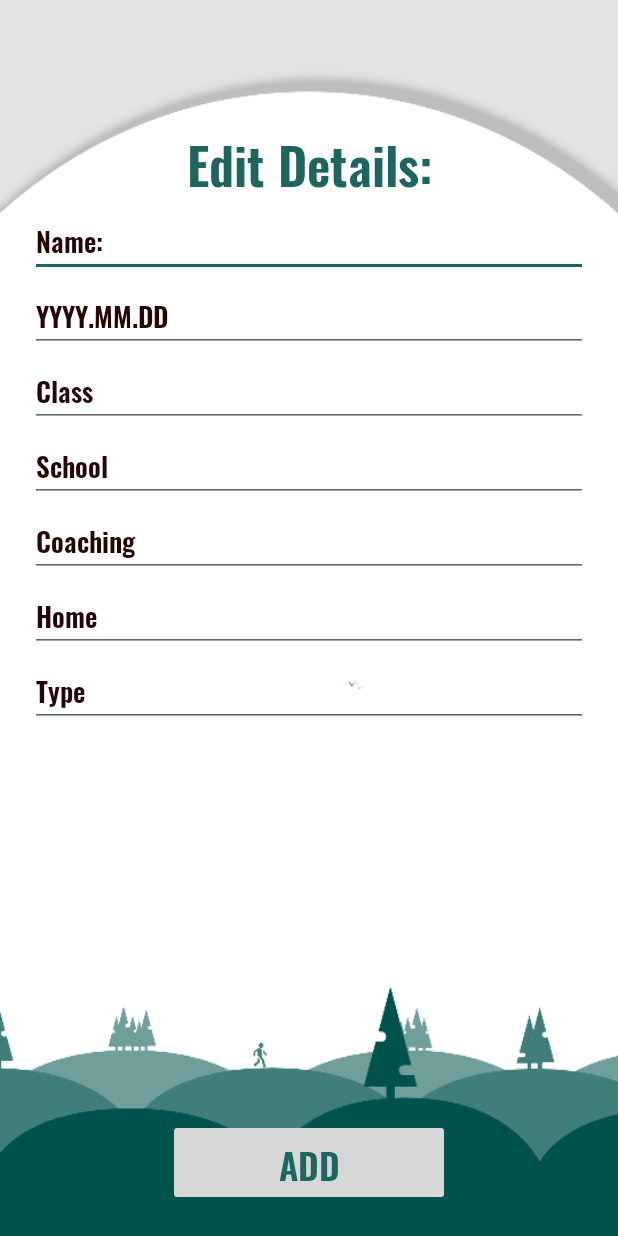
After one commit to hk1997/zoudiy_android_app, an Android app: the EditDetails screen opened directly, with no data from a screen before it, on a phone screen of 412 x 824 dp. The commit adds this screen. Run offline under Robolectric (Android 15) with nearby library versions, the phone set to English and light mode, and no system bars.

Commit message:
manage details UI made code half done

```diff
--- a/app/build.gradle
+++ b/app/build.gradle
@@ -39,7 +39,7 @@ dependencies {
     implementation 'androidx.multidex:multidex:2.0.1'
     implementation 'com.squareup.retrofit2:retrofit:2.7.1'
     implementation 'com.squareup.retrofit2:converter-gson:2.7.1'
-    implementation 'androidx.navigation:navigation-fragment:2.2.1'
-    implementation 'androidx.navigation:navigation-ui:2.2.1'
+    implementation 'androidx.navigation:navigation-fragment:2.2.2'
+    implementation 'androidx.navigation:navigation-ui:2.2.2'
     implementation 'androidx.lifecycle:lifecycle-extensions:2.2.0'
 }
--- a/app/src/main/AndroidManifest.xml
+++ b/app/src/main/AndroidManifest.xml
@@ -29,6 +29,7 @@
             android:label="@string/title_activity_add_new_addr" />
         <activity android:name=".activities.AddNewKid" />
         <activity android:name=".activities.verifyOTP" />
+        <activity android:name=".activities.EditDetails" />
         <activity android:name=".activities.SignupAddr" />
         <activity android:name=".activities.SignupKids" />
         <activity
--- /dev/null
+++ b/app/src/main/java/com/example/zoudiy/activities/EditDetails.java
@@ -0,0 +1,101 @@
+package com.example.zoudiy.activities;
+
+import android.os.Bundle;
+import android.util.Log;
+import android.widget.Button;
+import android.widget.Toast;
+
+import androidx.appcompat.app.AlertDialog;
+import androidx.appcompat.app.AppCompatActivity;
+
+import com.example.zoudiy.R;
+import com.example.zoudiy.models.Kid;
+import com.example.zoudiy.models.ProfUpdateResponse;
+import com.example.zoudiy.utils.Preference;
+import com.example.zoudiy.utils.RetrofitClient;
+
+import java.util.ArrayList;
+import java.util.List;
+
+import retrofit2.Call;
+import retrofit2.Callback;
+import retrofit2.Response;
+
+public class EditDetails extends AppCompatActivity {
+
+    String type, _id, token;
+    List<Kid> kidList = new ArrayList<>();
+    Kid selkid = null;
+
+    @Override
+    protected void onCreate(Bundle savedInstanceState) {
+        super.onCreate(savedInstanceState);
+        setContentView(R.layout.activity_edit_details);
+
+        Button B1 = findViewById(R.id.buttonRegister);
+
+        type = getIntent().getStringExtra("type");
+        _id = getIntent().getStringExtra("id");
+
+        token = Preference.getAccessToken(this);
+
+        B1.setOnClickListener(v -> alertDialog());
+
+    }
+
+    private void alertDialog() {
+        AlertDialog.Builder dialog = new AlertDialog.Builder(this);
+        dialog.setMessage("Are you sure you want to save changes?");
+        dialog.setTitle("Confirm");
+        dialog.setPositiveButton("Yes",
+                (dialog12, which) -> {
+
+                    switch (type) {
+                        case "kid":
+                            updateKid();
+                            break;
+                        case "address":
+                            updateAddress();
+                            break;
+                        default:
+                            Toast.makeText(getApplicationContext(), "Try Again", Toast.LENGTH_LONG).show();
+                    }
+
+                });
+        dialog.setNegativeButton("Cancel", (dialog1, which) -> Toast.makeText(getApplicationContext(), "Operation Cancelled", Toast.LENGTH_LONG).show());
+        AlertDialog alertDialog = dialog.create();
+        alertDialog.show();
+    }
+
+    private void updateAddress() {
+
+
+        //update address
+    }
+
+    private void updateKid() {
+        Call<ProfUpdateResponse> call = RetrofitClient
+                .getInstance()
+                .getApi()
+                .Getkids(token);
+        call.enqueue(new Callback<ProfUpdateResponse>() {
+            @Override
+            public void onResponse(Call<ProfUpdateResponse> call, Response<ProfUpdateResponse> response) {
+                for (Kid kid : kidList = response.body().getData().getKidList())
+                    if (kid.get_id().equals("_id")) selkid = kid;
+            }
+
+            @Override
+            public void onFailure(Call<ProfUpdateResponse> call, Throwable t) {
+                Log.d("Failure", t.toString());
+            }
+        });
+
+
+        // add details to edit text
+        //get detials and update
+        //update kid
+    }
+
+
+}
--- a/app/src/main/java/com/example/zoudiy/interfaces/AddrAdapter.java
+++ b/app/src/main/java/com/example/zoudiy/interfaces/AddrAdapter.java
@@ -43,11 +43,11 @@ public class AddrAdapter extends RecyclerView.Adapter<AddrAdapter.AddrViewHolder
         String token = Preference.getAccessToken(mCtx);
 
         holder.manage.setOnClickListener(v -> {
-            AddressUser.updateAddress(addressUser.get_id(), token, mCtx);
+            AddressUser.updateAddress(addressUser.get_id(), mCtx);
             Toast.makeText(mCtx, "Manage btn fetch:" + addressUser.get_id(), Toast.LENGTH_SHORT).show();
         });
         holder.delete.setOnClickListener(v -> {
-            AddressUser.deleteAddress(addressUser.get_id(), token);
+            AddressUser.deleteAddress(addressUser.get_id(), token, mCtx);
             //add confirmation
             Toast.makeText(mCtx, "Delete btn fetch:" + addressUser.get_id(), Toast.LENGTH_SHORT).show();
         });
--- a/app/src/main/java/com/example/zoudiy/interfaces/KidAdapter.java
+++ b/app/src/main/java/com/example/zoudiy/interfaces/KidAdapter.java
@@ -43,11 +43,11 @@ public class KidAdapter extends RecyclerView.Adapter<KidAdapter.KidViewHolder> {
         String token = Preference.getAccessToken(mCtx);
 
         holder.manage.setOnClickListener(v -> {
-            Kid.updateKid(kid.get_id(), token, mCtx);
+            Kid.updateKid(kid.get_id(), mCtx);
             Toast.makeText(mCtx, "Manage btn fetch:" + kid.get_id(), Toast.LENGTH_SHORT).show();
         });
         holder.delete.setOnClickListener(v -> {
-            Kid.deleteKid(kid.get_id(), token);
+            Kid.deleteKid(kid.get_id(), token, mCtx);
             Toast.makeText(mCtx, "Delete btn fetch:" + kid.get_id(), Toast.LENGTH_SHORT).show();
         });
 
--- /dev/null
+++ b/app/src/main/res/layout/activity_edit_details.xml
@@ -0,0 +1,130 @@
+<?xml version="1.0" encoding="utf-8"?>
+<androidx.constraintlayout.widget.ConstraintLayout xmlns:android="http://schemas.android.com/apk/res/android"
+    xmlns:app="http://schemas.android.com/apk/res-auto"
+    xmlns:tools="http://schemas.android.com/tools"
+    android:layout_width="match_parent"
+    android:layout_height="match_parent"
+    android:background="@drawable/loginbackground"
+    android:padding="20dp"
+    tools:context=".activities.EditDetails">
+
+
+    <TextView
+        android:id="@+id/textView2"
+        android:layout_width="wrap_content"
+        android:layout_height="wrap_content"
+        android:layout_marginTop="60dp"
+        android:fontFamily="@font/oswald_semibold"
+        android:text="Edit Details:"
+        android:textColor="#1E645F"
+        android:textSize="34sp"
+        android:textStyle="bold"
+        app:layout_constraintEnd_toEndOf="parent"
+        app:layout_constraintStart_toStartOf="parent"
+        app:layout_constraintTop_toTopOf="parent" />
+
+
+    <EditText
+        android:id="@+id/add_kid_name"
+        android:layout_width="match_parent"
+        android:layout_height="wrap_content"
+        android:fontFamily="@font/oswald_semibold"
+        android:hint="Name:"
+        android:textColorHint="#250603"
+        android:textStyle="bold"
+        app:layout_constraintBottom_toTopOf="@+id/dob"
+        app:layout_constraintEnd_toEndOf="parent"
+        app:layout_constraintStart_toStartOf="parent"
+        app:layout_constraintTop_toBottomOf="@+id/textView2" />
+
+    <EditText
+        android:id="@+id/dob"
+        android:layout_width="match_parent"
+        android:layout_height="wrap_content"
+        android:fontFamily="@font/oswald_semibold"
+        android:hint="YYYY.MM.DD"
+        android:textColorHint="#250603"
+        android:textStyle="bold"
+        app:layout_constraintBottom_toTopOf="@id/standard"
+        app:layout_constraintEnd_toEndOf="parent"
+        app:layout_constraintStart_toStartOf="parent"
+        app:layout_constraintTop_toBottomOf="@id/add_kid_name" />
+
+    <EditText
+        android:id="@+id/standard"
+        android:layout_width="match_parent"
+        android:layout_height="wrap_content"
+        android:fontFamily="@font/oswald_semibold"
+        android:hint="Class"
+        android:textColorHint="#250603"
+        android:textStyle="bold"
+        app:layout_constraintBottom_toTopOf="@+id/school"
+        app:layout_constraintEnd_toEndOf="parent"
+        app:layout_constraintStart_toStartOf="parent"
+        app:layout_constraintTop_toBottomOf="@+id/dob" />
+
+    <EditText
+        android:id="@+id/school"
+        android:layout_width="match_parent"
+        android:layout_height="wrap_content"
+        android:fontFamily="@font/oswald_semibold"
+        android:hint="School"
+        android:textColorHint="#250603"
+        android:textStyle="bold"
+        app:layout_constraintBottom_toTopOf="@id/coaching"
+        app:layout_constraintEnd_toEndOf="parent"
+        app:layout_constraintStart_toStartOf="parent"
+        app:layout_constraintTop_toBottomOf="@id/standard" />
+
+    <EditText
+        android:id="@+id/coaching"
+        android:layout_width="match_parent"
+        android:layout_height="wrap_content"
+        android:fontFamily="@font/oswald_semibold"
+        android:hint="Coaching"
+        android:textColorHint="#250603"
+        android:textStyle="bold"
+        app:layout_constraintEnd_toEndOf="parent"
+        app:layout_constraintStart_toStartOf="parent"
+        app:layout_constraintTop_toBottomOf="@+id/school" />
+
+    <EditText
+        android:id="@+id/home"
+        android:layout_width="match_parent"
+        android:layout_height="wrap_content"
+        android:fontFamily="@font/oswald_semibold"
+        android:hint="Home"
+        android:textColorHint="#250603"
+        android:textStyle="bold"
+        app:layout_constraintEnd_toEndOf="parent"
+        app:layout_constraintStart_toStartOf="parent"
+        app:layout_constraintTop_toBottomOf="@+id/coaching" />
+
+    <EditText
+        android:id="@+id/type"
+        android:layout_width="match_parent"
+        android:layout_height="wrap_content"
+        android:fontFamily="@font/oswald_semibold"
+        android:hint="Type"
+        android:textColorHint="#250603"
+        android:textStyle="bold"
+        app:layout_constraintEnd_toEndOf="parent"
+        app:layout_constraintStart_toStartOf="parent"
+        app:layout_constraintTop_toBottomOf="@+id/home" />
+
+    <Button
+        android:id="@+id/buttonRegister"
+        android:layout_width="188dp"
+        android:layout_height="58dp"
+        android:layout_marginTop="296dp"
+        android:fontFamily="@font/oswald_semibold"
+        android:text="Add"
+        android:textColor="#1E645F"
+        android:textSize="24sp"
+        android:textStyle="bold"
+        app:layout_constraintBottom_toBottomOf="parent"
+        app:layout_constraintEnd_toEndOf="parent"
+        app:layout_constraintStart_toStartOf="parent" />
+
+
+</androidx.constraintlayout.widget.ConstraintLayout>
```
Also changed, not shown: app/src/main/java/com/example/zoudiy/models/AddressUser.java (+22 -21 lines), app/src/main/java/com/example/zoudiy/models/Kid.java (+55 -51 lines).
